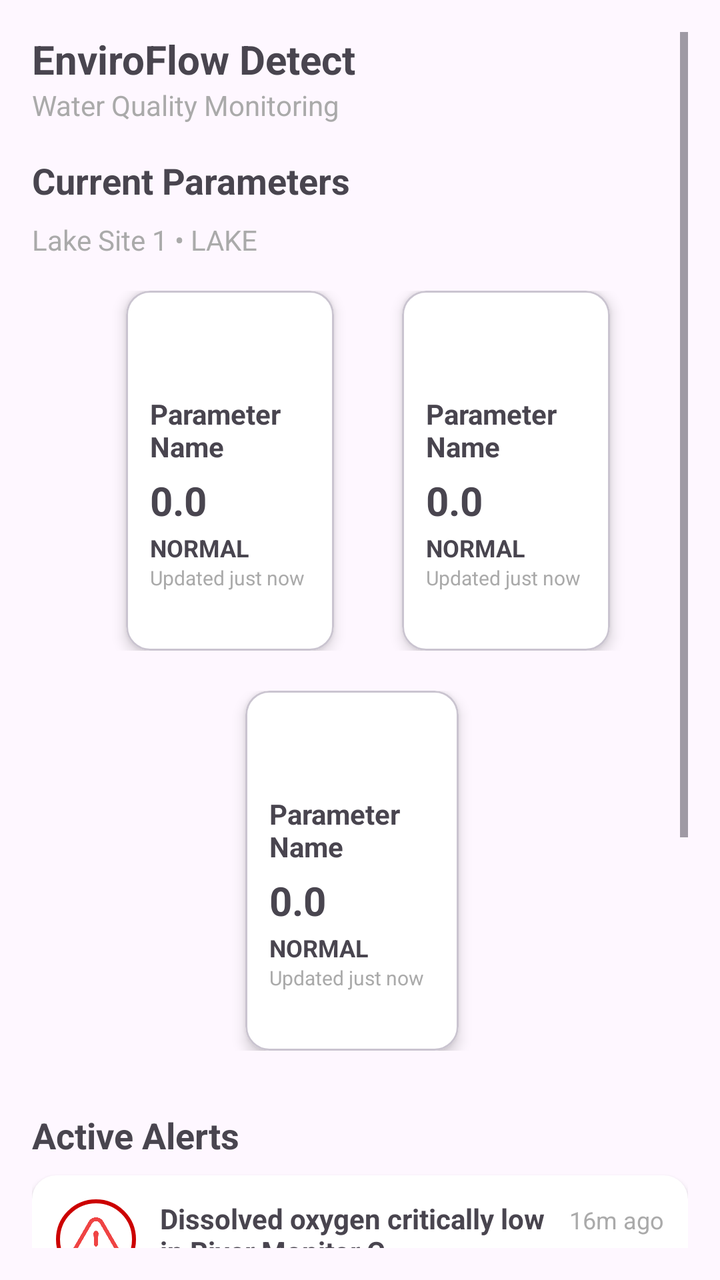
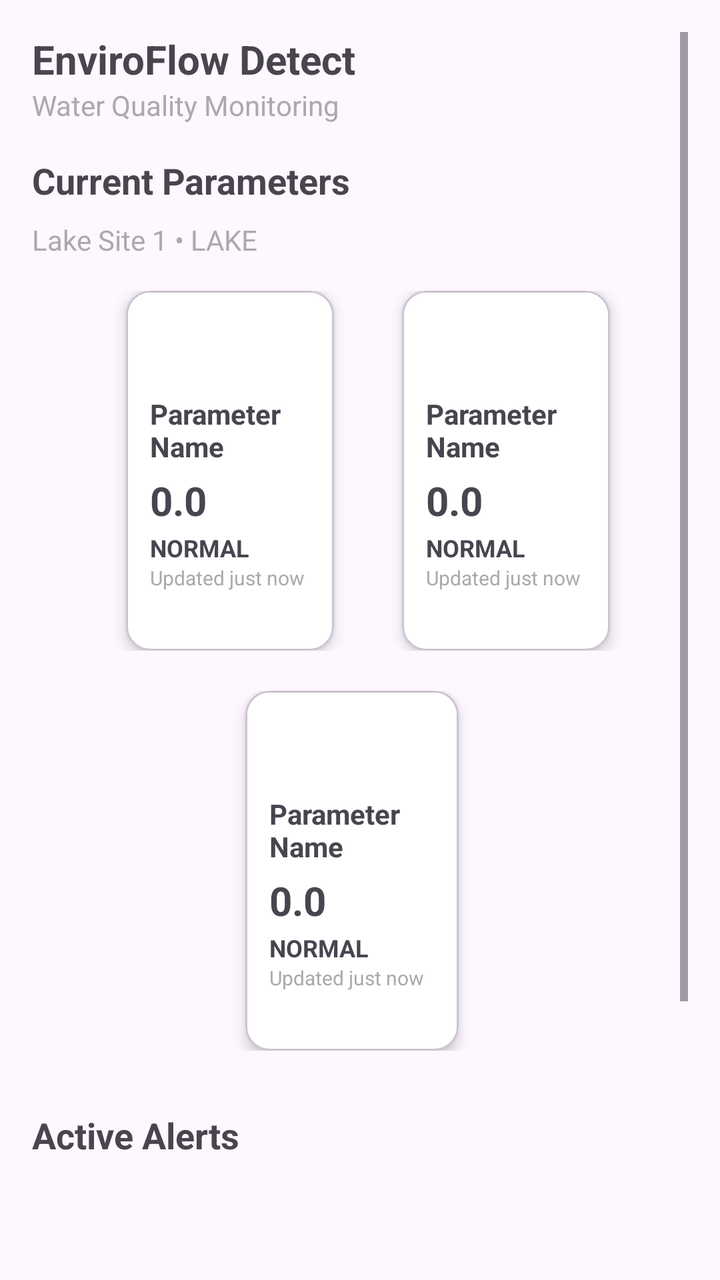

An Android layout rendered at two revisions. The XML below is the earlier revision; the diff shows what the commit changed to produce the second picture.
<!-- AndroidManifest.xml: application theme Theme.ED_System -->
<!-- res/layout/fragment_dashboard.xml -->
<ScrollView xmlns:android="http://schemas.android.com/apk/res/android"
    xmlns:tools="http://schemas.android.com/tools"
    android:layout_width="match_parent"
    android:layout_height="match_parent"
    android:padding="16dp"
    android:fillViewport="true">

    <LinearLayout
        android:layout_width="match_parent"
        android:layout_height="wrap_content"
        android:orientation="vertical">

        
        <TextView
            android:id="@+id/appTitle"
            android:layout_width="wrap_content"
            android:layout_height="wrap_content"
            android:text="EnviroFlow Detect"
            android:textSize="20sp"
            android:textStyle="bold" />

        <TextView
            android:id="@+id/appSubtitle"
            android:layout_width="wrap_content"
            android:layout_height="wrap_content"
            android:text="Water Quality Monitoring"
            android:textSize="14sp"
            android:textColor="@android:color/darker_gray"
            android:layout_marginBottom="16dp" />

        
        <TextView
            android:layout_width="wrap_content"
            android:layout_height="wrap_content"
            android:text="Current Parameters"
            android:textSize="18sp"
            android:textStyle="bold"
            android:layout_marginBottom="8dp" />

        <TextView
            android:id="@+id/deviceSiteLocation"
            android:layout_width="wrap_content"
            android:layout_height="wrap_content"
            android:text="Lake Site 1 • LAKE"
            android:textSize="14sp"
            android:textColor="@android:color/darker_gray"
            android:layout_marginBottom="16dp" />

        
        <LinearLayout
            android:layout_width="match_parent"
            android:layout_height="180dp"
            android:gravity="center"
            android:orientation="horizontal"
            android:weightSum="3">

            <Space
                android:layout_width="0dp"
                android:layout_height="0dp"
                android:layout_weight="0.25" />

            <include
                android:id="@+id/tempCard"
                layout="@layout/item_parameter_card"
                android:layout_width="0dp"
                android:layout_height="180dp"
                android:layout_weight="1"
                android:layout_marginStart="8dp" />

            <Space
                android:layout_width="0dp"
                android:layout_height="0dp"
                android:layout_weight="0.25" />

            <include
                android:id="@+id/phCard"
                layout="@layout/item_parameter_card"
                android:layout_width="0dp"
                android:layout_height="180dp"
                android:layout_marginStart="8dp"
                android:layout_weight="1" />

            <Space
                android:layout_width="0dp"
                android:layout_height="0dp"
                android:layout_weight="0.25" />
        </LinearLayout>

        
        <LinearLayout
            android:layout_width="match_parent"
            android:layout_height="180dp"
            android:gravity="center"
            android:layout_marginTop="20dp"
            android:orientation="horizontal"
            android:weightSum="3">

            <Space
                android:layout_width="0dp"
                android:layout_height="0dp"
                android:layout_weight="0.25" />

            <include
                android:id="@+id/doCard"
                layout="@layout/item_parameter_card"
                android:layout_width="0dp"
                android:layout_height="180dp"
                android:layout_marginEnd="8dp"
                android:layout_weight="1" />

            <Space
                android:layout_width="0dp"
                android:layout_height="0dp"
                android:layout_weight="0.25" />
        </LinearLayout>

        
        <TextView
            android:layout_width="wrap_content"
            android:layout_height="wrap_content"
            android:text="Active Alerts"
            android:textSize="18sp"
            android:textStyle="bold"
            android:layout_marginTop="30dp"
            android:layout_marginBottom="8dp" />

        <include
            layout="@layout/item_alert_card"
            android:layout_width="match_parent"
            android:layout_height="wrap_content" />

        <include
            layout="@layout/item_alert_card"
            android:layout_width="match_parent"
            android:layout_height="wrap_content"
            android:layout_marginTop="12dp" />

        
        <TextView
            android:layout_width="wrap_content"
            android:layout_height="wrap_content"
            android:text="Device Status"
            android:textSize="18sp"
            android:textStyle="bold"
            android:layout_marginTop="30dp"
            android:layout_marginBottom="8dp" />

        <include
            android:id="@+id/deviceCard"
            layout="@layout/item_device_card"
            android:layout_width="match_parent"
            android:layout_height="wrap_content"
            android:layout_marginBottom="20dp" />

    </LinearLayout>
</ScrollView>
<!-- res/layout/item_parameter_card.xml (included above) -->
<?xml version="1.0" encoding="utf-8"?>
<com.google.android.material.card.MaterialCardView xmlns:android="http://schemas.android.com/apk/res/android"
    xmlns:app="http://schemas.android.com/apk/res-auto"
    android:layout_width="match_parent"
    android:layout_height="wrap_content"
    android:layout_margin="8dp"
    app:cardCornerRadius="12dp"
    app:cardBackgroundColor="@android:color/white"
    app:cardElevation="4dp">

    <LinearLayout
        android:layout_width="match_parent"
        android:layout_height="wrap_content"
        android:orientation="vertical"
        android:padding="12dp">

        <ImageView
            android:id="@+id/icon"
            android:layout_width="32dp"
            android:layout_height="32dp"
            android:layout_gravity="top" />

        <TextView
            android:id="@+id/name"
            android:layout_width="wrap_content"
            android:layout_height="wrap_content"
            android:text="Parameter Name"
            android:textSize="14sp"
            android:textStyle="bold"
            android:layout_marginTop="8dp" />

        <TextView
            android:id="@+id/value"
            android:layout_width="wrap_content"
            android:layout_height="wrap_content"
            android:text="0.0"
            android:textSize="20sp"
            android:textStyle="bold"
            android:layout_marginTop="4dp" />

        <TextView
            android:id="@+id/status"
            android:layout_width="wrap_content"
            android:layout_height="wrap_content"
            android:text="NORMAL"
            android:textStyle="bold"
            android:textSize="12sp"
            android:layout_marginTop="2dp" />

        <TextView
            android:id="@+id/updated"
            android:layout_width="wrap_content"
            android:layout_height="wrap_content"
            android:text="Updated just now"
            android:textSize="10sp"
            android:textColor="@android:color/darker_gray" />
    </LinearLayout>

</com.google.android.material.card.MaterialCardView>
<!-- res/layout/item_alert_card.xml (included above) -->
<LinearLayout xmlns:android="http://schemas.android.com/apk/res/android"
    android:layout_width="match_parent"
    android:layout_height="wrap_content"
    android:orientation="horizontal"
    android:padding="12dp"
    android:layout_marginBottom="16dp"
    android:background="@drawable/bg_alert_card"
    android:elevation="2dp">

    
    <ImageView
        android:id="@+id/alertIcon"
        android:layout_width="40dp"
        android:layout_height="40dp"
        android:layout_marginEnd="12dp"
        android:contentDescription="Alert icon"
        android:src="@drawable/ic_warning"
        android:background="@drawable/bg_alert_icon"
        android:padding="8dp" />

    
    <LinearLayout
        android:layout_width="0dp"
        android:layout_height="wrap_content"
        android:layout_weight="1"
        android:orientation="vertical">

        
        <LinearLayout
            android:layout_width="match_parent"
            android:layout_height="wrap_content"
            android:orientation="horizontal">


            <TextView
                android:id="@+id/alertTitle"
                android:layout_width="0dp"
                android:layout_height="wrap_content"
                android:layout_weight="1"
                android:text="Dissolved oxygen critically low in River Monitor C"
                android:textSize="14sp"
                android:textStyle="bold"
                android:layout_marginEnd="8dp" />

            <TextView
                android:id="@+id/alertTime"
                android:layout_width="wrap_content"
                android:layout_height="wrap_content"
                android:text="16m ago"
                android:textSize="12sp"
                android:textColor="@android:color/darker_gray" />
        </LinearLayout>

        
        <LinearLayout
            android:layout_width="match_parent"
            android:layout_height="wrap_content"
            android:layout_marginTop="4dp">

            <TextView
                android:id="@+id/alertValue"
                android:layout_width="wrap_content"
                android:layout_height="wrap_content"
                android:text="DO: 3.2 mg/L"
                android:textColor="@android:color/holo_red_dark"
                android:textStyle="bold"
                android:textSize="12sp" />

            <TextView
                android:id="@+id/alertThreshold"
                android:layout_width="wrap_content"
                android:layout_height="wrap_content"
                android:layout_marginStart="12dp"
                android:text="Threshold: 5 mg/L"
                android:textColor="@android:color/darker_gray"
                android:textSize="12sp" />
        </LinearLayout>
    </LinearLayout>

</LinearLayout>
<!-- res/layout/item_device_card.xml (included above) -->
<?xml version="1.0" encoding="utf-8"?>
<com.google.android.material.card.MaterialCardView xmlns:android="http://schemas.android.com/apk/res/android"
    xmlns:app="http://schemas.android.com/apk/res-auto"
    android:layout_width="match_parent"
    android:layout_height="wrap_content"
    android:layout_marginTop="4dp"
    android:layout_marginBottom="16dp"
    app:cardCornerRadius="12dp"
    app:cardElevation="4dp"
    app:cardBackgroundColor="@android:color/white"
    android:padding="16dp">

    <LinearLayout
        android:layout_width="match_parent"
        android:layout_height="wrap_content"
        android:orientation="vertical"
        android:padding="16dp">

        <LinearLayout
            android:layout_width="match_parent"
            android:layout_height="wrap_content"
            android:orientation="horizontal"
            android:gravity="center_vertical"
            android:layout_marginBottom="8dp">

            <LinearLayout
                android:layout_width="0dp"
                android:layout_height="wrap_content"
                android:layout_weight="1"
                android:orientation="vertical">

                <TextView
                    android:id="@+id/deviceName"
                    android:layout_width="wrap_content"
                    android:layout_height="wrap_content"
                    android:text="Device Name"
                    android:textSize="16sp"
                    android:textStyle="bold"
                    android:layout_marginBottom="2dp" />

                <TextView
                    android:id="@+id/deviceId"
                    android:layout_width="wrap_content"
                    android:layout_height="wrap_content"
                    android:text="Device ID"
                    android:textSize="14sp"
                    android:textColor="#777" />
            </LinearLayout>

            <TextView
                android:id="@+id/deviceStatus"
                android:layout_width="wrap_content"
                android:layout_height="wrap_content"
                android:text="DISCONNECTED"
                android:textSize="12sp"
                android:textColor="#FFFFFF"
                android:background="@drawable/status_disconnected_bg"
                android:paddingHorizontal="10dp"
                android:paddingVertical="5dp" />
        </LinearLayout>

        <LinearLayout
            android:layout_width="match_parent"
            android:layout_height="wrap_content"
            android:orientation="horizontal"
            android:gravity="center_vertical"
            android:layout_marginBottom="6dp">

            <ImageView
                android:id="@+id/batteryIcon"
                android:layout_width="20dp"
                android:layout_height="20dp"
                android:layout_marginEnd="6dp"
                android:src="@drawable/ic_battery"
                app:tint="#4CAF50" />

            <TextView
                android:id="@+id/batteryLevel"
                android:layout_width="wrap_content"
                android:layout_height="wrap_content"
                android:text="Battery --%"
                android:textSize="14sp"
                android:textColor="#4CAF50" />

            <View
                android:layout_width="0dp"
                android:layout_height="0dp"
                android:layout_weight="1" />


            <ImageView
                android:id="@+id/signalIcon"
                android:layout_width="20dp"
                android:layout_height="20dp"
                android:layout_marginEnd="6dp"
                android:src="@drawable/ic_signal"
                app:tint="#000000" />

            <TextView
                android:id="@+id/signalStrength"
                android:layout_width="wrap_content"
                android:layout_height="wrap_content"
                android:text="Signal --%"
                android:textSize="14sp" />
        </LinearLayout>


        <TextView
            android:id="@+id/lastReading"
            android:layout_width="wrap_content"
            android:layout_height="wrap_content"
            android:text="Last Reading: --"
            android:textSize="12sp"
            android:textColor="#777" />
    </LinearLayout>
</com.google.android.material.card.MaterialCardView>
<!-- resources referenced by this layout -->
<resources>
  <!-- drawable bg_alert_card (drawable) -->
  <shape xmlns:android="http://schemas.android.com/apk/res/android"
      android:shape="rectangle">
      <solid android:color="@android:color/white" />
      <corners android:radius="12dp" />
  </shape>
  <!-- drawable bg_alert_icon (drawable) -->
  <shape xmlns:android="http://schemas.android.com/apk/res/android"
      android:shape="oval">
      <solid android:color="@android:color/transparent" />
      <stroke
          android:width="2dp"
          android:color="@android:color/holo_red_dark" />
  </shape>
  <!-- drawable ic_battery (drawable) -->
  <?xml version="1.0" encoding="utf-8"?>
      <vector xmlns:android="http://schemas.android.com/apk/res/android"
          android:width="24dp"
          android:height="24dp"
          android:viewportWidth="24"
          android:viewportHeight="24">
          <path
              android:fillColor="#000"
              android:pathData="M16,4h-1V2h-6v2H8C6.9,4 6,4.9 6,6v14c0,1.1 0.9,2 2,2h8c1.1,0 2,-0.9 2,-2V6C18,4.9 17.1,4 16,4z" />
      </vector>
  <!-- drawable ic_signal: png bitmap (drawable, 5780 bytes) -->
  <!-- drawable ic_warning: png bitmap (drawable, 22350 bytes) -->
  <!-- drawable status_disconnected_bg (drawable) -->
  <?xml version="1.0" encoding="utf-8"?>
  <shape xmlns:android="http://schemas.android.com/apk/res/android"
      android:shape="rectangle">
      <solid android:color="#F44336"/> 
      <corners android:radius="8dp"/>
      <padding
          android:left="8dp"
          android:top="4dp"
          android:right="8dp"
          android:bottom="4dp"/>
  </shape>
  <style name="Theme.ED_System" parent="Base.Theme.ED_System" />
  <style name="Base.Theme.ED_System" parent="Theme.Material3.DayNight.NoActionBar">
          
          
      </style>
</resources>

<!-- the commit's change to res/layout/fragment_dashboard.xml (unified diff, before → after) -->
@@ -116,6 +116,7 @@
 
         
         <TextView
+            android:id="@+id/activeAlertsTitle"
             android:layout_width="wrap_content"
             android:layout_height="wrap_content"
             android:text="Active Alerts"
@@ -124,16 +125,31 @@
             android:layout_marginTop="30dp"
             android:layout_marginBottom="8dp" />
 
-        <include
-            layout="@layout/item_alert_card"
-            android:layout_width="match_parent"
-            android:layout_height="wrap_content" />
-
-        <include
-            layout="@layout/item_alert_card"
-            android:layout_width="match_parent"
-            android:layout_height="wrap_content"
-            android:layout_marginTop="12dp" />
+        <FrameLayout
+            android:layout_width="match_parent"
+            android:layout_height="wrap_content">
+
+            <androidx.recyclerview.widget.RecyclerView
+                android:id="@+id/alertsRecyclerView"
+                android:layout_width="match_parent"
+                android:layout_height="wrap_content"
+                android:overScrollMode="never"
+                android:nestedScrollingEnabled="false"
+                android:layout_marginBottom="8dp" />
+
+            <TextView
+                android:id="@+id/noAlertsText"
+                android:layout_width="match_parent"
+                android:layout_height="wrap_content"
+                android:text="No Active Alerts"
+                android:textAlignment="center"
+                android:padding="16dp"
+                android:textColor="@android:color/darker_gray"
+                android:textSize="16sp"
+                android:visibility="gone" />
+        </FrameLayout>
+
+
 
         
         <TextView
@@ -214,87 +230,6 @@
     </LinearLayout>
 
 </com.google.android.material.card.MaterialCardView>
-<!-- res/layout/item_alert_card.xml (included above) -->
-<LinearLayout xmlns:android="http://schemas.android.com/apk/res/android"
-    android:layout_width="match_parent"
-    android:layout_height="wrap_content"
-    android:orientation="horizontal"
-    android:padding="12dp"
-    android:layout_marginBottom="16dp"
-    android:background="@drawable/bg_alert_card"
-    android:elevation="2dp">
-
-    
-    <ImageView
-        android:id="@+id/alertIcon"
-        android:layout_width="40dp"
-        android:layout_height="40dp"
-        android:layout_marginEnd="12dp"
-        android:contentDescription="Alert icon"
-        android:src="@drawable/ic_warning"
-        android:background="@drawable/bg_alert_icon"
-        android:padding="8dp" />
-
-    
-    <LinearLayout
-        android:layout_width="0dp"
-        android:layout_height="wrap_content"
-        android:layout_weight="1"
-        android:orientation="vertical">
-
-        
-        <LinearLayout
-            android:layout_width="match_parent"
-            android:layout_height="wrap_content"
-            android:orientation="horizontal">
-
-
-            <TextView
-                android:id="@+id/alertTitle"
-                android:layout_width="0dp"
-                android:layout_height="wrap_content"
-                android:layout_weight="1"
-                android:text="Dissolved oxygen critically low in River Monitor C"
-                android:textSize="14sp"
-                android:textStyle="bold"
-                android:layout_marginEnd="8dp" />
-
-            <TextView
-                android:id="@+id/alertTime"
-                android:layout_width="wrap_content"
-                android:layout_height="wrap_content"
-                android:text="16m ago"
-                android:textSize="12sp"
-                android:textColor="@android:color/darker_gray" />
-        </LinearLayout>
-
-        
-        <LinearLayout
-            android:layout_width="match_parent"
-            android:layout_height="wrap_content"
-            android:layout_marginTop="4dp">
-
-            <TextView
-                android:id="@+id/alertValue"
-                android:layout_width="wrap_content"
-                android:layout_height="wrap_content"
-                android:text="DO: 3.2 mg/L"
-                android:textColor="@android:color/holo_red_dark"
-                android:textStyle="bold"
-                android:textSize="12sp" />
-
-            <TextView
-                android:id="@+id/alertThreshold"
-                android:layout_width="wrap_content"
-                android:layout_height="wrap_content"
-                android:layout_marginStart="12dp"
-                android:text="Threshold: 5 mg/L"
-                android:textColor="@android:color/darker_gray"
-                android:textSize="12sp" />
-        </LinearLayout>
-    </LinearLayout>
-
-</LinearLayout>
 <!-- res/layout/item_device_card.xml (included above) -->
 <?xml version="1.0" encoding="utf-8"?>
 <com.google.android.material.card.MaterialCardView xmlns:android="http://schemas.android.com/apk/res/android"
<!-- resource entries referenced after the edit -->
@@ -1,19 +1,5 @@
 <!-- resources referenced by this layout -->
 <resources>
-  <!-- drawable bg_alert_card (drawable) -->
-  <shape xmlns:android="http://schemas.android.com/apk/res/android"
-      android:shape="rectangle">
-      <solid android:color="@android:color/white" />
-      <corners android:radius="12dp" />
-  </shape>
-  <!-- drawable bg_alert_icon (drawable) -->
-  <shape xmlns:android="http://schemas.android.com/apk/res/android"
-      android:shape="oval">
-      <solid android:color="@android:color/transparent" />
-      <stroke
-          android:width="2dp"
-          android:color="@android:color/holo_red_dark" />
-  </shape>
   <!-- drawable ic_battery (drawable) -->
   <?xml version="1.0" encoding="utf-8"?>
       <vector xmlns:android="http://schemas.android.com/apk/res/android"
@@ -26,7 +12,6 @@
               android:pathData="M16,4h-1V2h-6v2H8C6.9,4 6,4.9 6,6v14c0,1.1 0.9,2 2,2h8c1.1,0 2,-0.9 2,-2V6C18,4.9 17.1,4 16,4z" />
       </vector>
   <!-- drawable ic_signal: png bitmap (drawable, 5780 bytes) -->
-  <!-- drawable ic_warning: png bitmap (drawable, 22350 bytes) -->
   <!-- drawable status_disconnected_bg (drawable) -->
   <?xml version="1.0" encoding="utf-8"?>
   <shape xmlns:android="http://schemas.android.com/apk/res/android"
